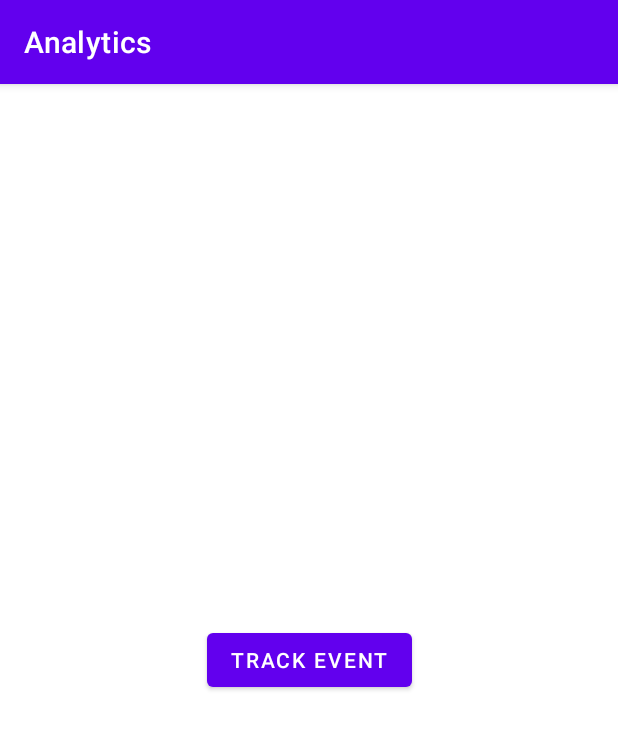
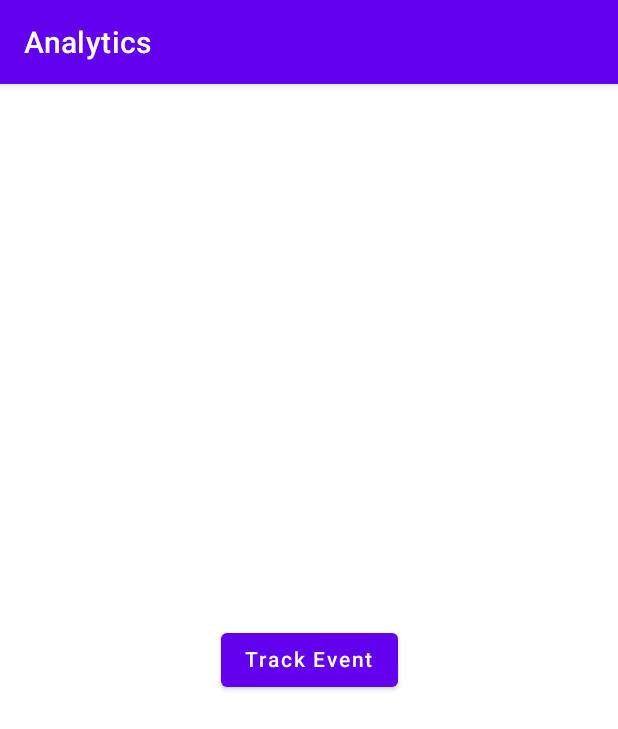
Before and after one commit to LennartEgb/analytiks, an Android app built with Jetpack Compose: the screen it shows after launch (MainActivity), on a phone screen of 412 x 824 dp. Shown: the top 729 px of the screen. Run offline under Robolectric (Android 15) with nearby library versions, the phone set to English and light mode, and no system bars.

Commit message:
Use compose instead of XML

```diff
--- a/sample-app/build.gradle.kts
+++ b/sample-app/build.gradle.kts
@@ -34,28 +34,28 @@ android {
     }
     kotlinOptions {
         jvmTarget = "11"
+    }
 
+    composeOptions {
+        kotlinCompilerExtensionVersion = "1.0.5"
     }
 
     buildFeatures {
-        viewBinding = true
+        compose = true
     }
 }
 
 dependencies {
-    implementation("org.jetbrains.kotlin:kotlin-stdlib:1.5.31")
     implementation("androidx.core:core-ktx:1.7.0")
     implementation("androidx.appcompat:appcompat:1.3.1")
     implementation("com.google.android.material:material:1.4.0")
-    implementation("androidx.constraintlayout:constraintlayout:2.1.1")
 
     implementation(project(":analytiks"))
     implementation(project(":analytiks-android-log"))
 
+    implementation("androidx.compose.ui:ui:1.0.5")
+    implementation("androidx.compose.foundation:foundation:1.0.5")
+    implementation("androidx.compose.material:material:1.0.5")
+
     implementation("com.google.firebase:firebase-core:20.0.0")
-
-    testImplementation("junit:junit:4.13.2")
-
-    androidTestImplementation("androidx.test.ext:junit:1.1.3")
-    androidTestImplementation("androidx.test.espresso:espresso-core:3.4.0")
 }
--- a/sample-app/src/main/java/de/lennartegb/analytiks/MainActivity.kt
+++ b/sample-app/src/main/java/de/lennartegb/analytiks/MainActivity.kt
@@ -2,19 +2,36 @@ package de.lennartegb.analytiks
 
 import android.os.Bundle
 import androidx.appcompat.app.AppCompatActivity
-import de.lennartegb.analytiks.databinding.ActivityMainBinding
+import androidx.compose.foundation.layout.Box
+import androidx.compose.foundation.layout.fillMaxSize
+import androidx.compose.material.Button
+import androidx.compose.material.Scaffold
+import androidx.compose.material.Text
+import androidx.compose.runtime.getValue
+import androidx.compose.runtime.mutableStateOf
+import androidx.compose.runtime.saveable.rememberSaveable
+import androidx.compose.runtime.setValue
+import androidx.compose.ui.Alignment
+import androidx.compose.ui.Modifier
+import androidx.compose.ui.platform.ComposeView
 
 class MainActivity : AppCompatActivity() {
 
-    private var clickCount: Int = 0
-
     override fun onCreate(savedInstanceState: Bundle?) {
         super.onCreate(savedInstanceState)
-        val binding = ActivityMainBinding.inflate(layoutInflater)
-        setContentView(binding.root)
-
-        binding.buttonTrack.setOnClickListener {
-            Analytiks.track(ButtonClickEvent(++clickCount))
+        setContentView(R.layout.activity_main)
+        findViewById<ComposeView>(R.id.composeView).setContent {
+            var counter by rememberSaveable { mutableStateOf(0) }
+            Scaffold {
+                Box(
+                    modifier = Modifier.fillMaxSize(),
+                    contentAlignment = Alignment.Center,
+                ) {
+                    Button(onClick = { Analytiks.track(ButtonClickEvent(++counter))}) {
+                        Text(text = "Track Event")
+                    }
+                }
+            }
         }
     }
 
--- a/sample-app/src/main/res/layout/activity_main.xml
+++ b/sample-app/src/main/res/layout/activity_main.xml
@@ -1,19 +1,5 @@
 <?xml version="1.0" encoding="utf-8"?>
-<androidx.constraintlayout.widget.ConstraintLayout xmlns:android="http://schemas.android.com/apk/res/android"
-    xmlns:app="http://schemas.android.com/apk/res-auto"
-    xmlns:tools="http://schemas.android.com/tools"
+<androidx.compose.ui.platform.ComposeView xmlns:android="http://schemas.android.com/apk/res/android"
+    android:id="@+id/composeView"
     android:layout_width="match_parent"
-    android:layout_height="match_parent"
-    tools:context=".MainActivity">
-
-    <Button
-        android:id="@+id/buttonTrack"
-        android:layout_width="wrap_content"
-        android:layout_height="wrap_content"
-        android:text="Track Event"
-        app:layout_constraintBottom_toBottomOf="parent"
-        app:layout_constraintEnd_toEndOf="parent"
-        app:layout_constraintStart_toStartOf="parent"
-        app:layout_constraintTop_toTopOf="parent" />
-
-</androidx.constraintlayout.widget.ConstraintLayout>
+    android:layout_height="match_parent" />
```
